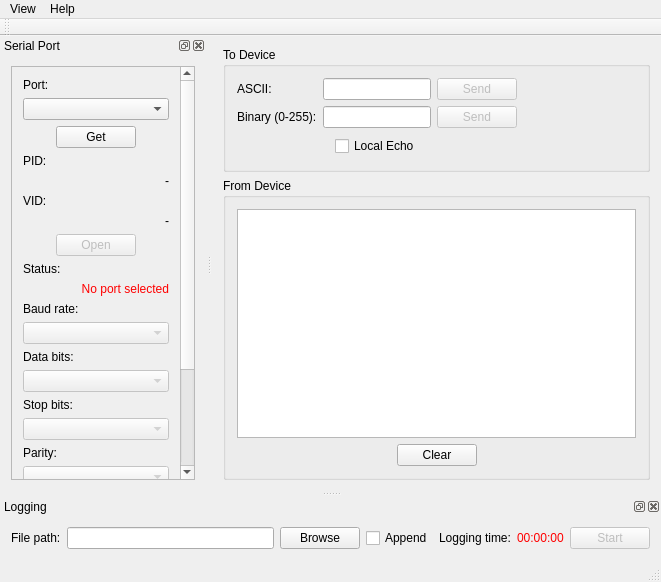
JorgeAparicio/qSerialTerm, file mainwindow.ui: the form before one commit.
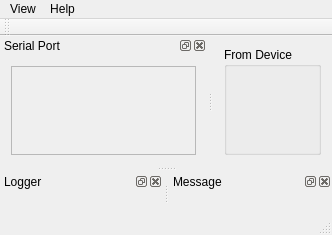
The form after the commit. Custom widgets are drawn as their Qt base class.

What changed in the file:
```diff
--- a/mainwindow.ui
+++ b/mainwindow.ui
@@ -6,8 +6,8 @@
    <rect>
     <x>0</x>
     <y>0</y>
-    <width>661</width>
-    <height>582</height>
+    <width>332</width>
+    <height>235</height>
    </rect>
   </property>
   <property name="windowTitle">
@@ -15,174 +15,14 @@
   </property>
   <widget class="QWidget" name="centralWidget">
    <layout class="QGridLayout" name="gridLayout_5">
-    <item row="1" column="0">
+    <item row="0" column="0">
      <widget class="QGroupBox" name="fromDeviceGroupBox">
       <property name="title">
        <string>From Device</string>
       </property>
       <layout class="QGridLayout" name="gridLayout_3">
-       <item row="1" column="0">
-        <widget class="QTextEdit" name="terminalTextEdit">
-         <property name="readOnly">
-          <bool>true</bool>
-         </property>
-        </widget>
-       </item>
-       <item row="2" column="0">
-        <layout class="QHBoxLayout" name="horizontalLayout_2">
-         <item>
-          <spacer name="horizontalSpacer_3">
-           <property name="orientation">
-            <enum>Qt::Horizontal</enum>
-           </property>
-           <property name="sizeHint" stdset="0">
-            <size>
-             <width>40</width>
-             <height>20</height>
-            </size>
-           </property>
-          </spacer>
-         </item>
-         <item>
-          <widget class="QPushButton" name="clearButton">
-           <property name="text">
-            <string>Clear</string>
-           </property>
-          </widget>
-         </item>
-         <item>
-          <spacer name="horizontalSpacer_4">
-           <property name="orientation">
-            <enum>Qt::Horizontal</enum>
-           </property>
-           <property name="sizeHint" stdset="0">
-            <size>
-             <width>40</width>
-             <height>20</height>
-            </size>
-           </property>
-          </spacer>
-         </item>
-        </layout>
-       </item>
-      </layout>
-     </widget>
-    </item>
-    <item row="0" column="0">
-     <widget class="QGroupBox" name="toDeviceGroupBox">
-      <property name="title">
-       <string>To Device</string>
-      </property>
-      <layout class="QGridLayout" name="gridLayout_4">
        <item row="0" column="0">
-        <layout class="QVBoxLayout" name="verticalLayout_4">
-         <item>
-          <layout class="QHBoxLayout" name="horizontalLayout_3">
-           <item>
-            <layout class="QVBoxLayout" name="verticalLayout_3">
-             <item>
-              <widget class="QLabel" name="label_9">
-               <property name="text">
-                <string>ASCII:</string>
-               </property>
-              </widget>
-             </item>
-             <item>
-              <widget class="QLabel" name="label_10">
-               <property name="text">
-                <string>Binary (0-255):</string>
-               </property>
-              </widget>
-             </item>
-            </layout>
-           </item>
-           <item>
-            <layout class="QVBoxLayout" name="verticalLayout">
-             <item>
-              <widget class="QLineEdit" name="asciiLineEdit"/>
-             </item>
-             <item>
-              <widget class="QLineEdit" name="binaryLineEdit"/>
-             </item>
-            </layout>
-           </item>
-           <item>
-            <layout class="QVBoxLayout" name="verticalLayout_2">
-             <item>
-              <widget class="QPushButton" name="sendAsciiButton">
-               <property name="enabled">
-                <bool>false</bool>
-               </property>
-               <property name="text">
-                <string>Send</string>
-               </property>
-              </widget>
-             </item>
-             <item>
-              <widget class="QPushButton" name="sendBinaryButton">
-               <property name="enabled">
-                <bool>false</bool>
-               </property>
-               <property name="text">
-                <string>Send</string>
-               </property>
-              </widget>
-             </item>
-            </layout>
-           </item>
-          </layout>
-         </item>
-         <item>
-          <layout class="QHBoxLayout" name="horizontalLayout_5">
-           <item>
-            <spacer name="horizontalSpacer_9">
-             <property name="orientation">
-              <enum>Qt::Horizontal</enum>
-             </property>
-             <property name="sizeHint" stdset="0">
-              <size>
-               <width>37</width>
-               <height>24</height>
-              </size>
-             </property>
-            </spacer>
-           </item>
-           <item>
-            <widget class="QCheckBox" name="echoCheckBox">
-             <property name="text">
-              <string>Local Echo</string>
-             </property>
-            </widget>
-           </item>
-           <item>
-            <spacer name="horizontalSpacer_10">
-             <property name="orientation">
-              <enum>Qt::Horizontal</enum>
-             </property>
-             <property name="sizeHint" stdset="0">
-              <size>
-               <width>37</width>
-               <height>24</height>
-              </size>
-             </property>
-            </spacer>
-           </item>
-          </layout>
-         </item>
-        </layout>
-       </item>
-       <item row="0" column="1">
-        <spacer name="horizontalSpacer_12">
-         <property name="orientation">
-          <enum>Qt::Horizontal</enum>
-         </property>
-         <property name="sizeHint" stdset="0">
-          <size>
-           <width>60</width>
-           <height>20</height>
-          </size>
-         </property>
-        </spacer>
+        <layout class="QGridLayout" name="fromDeviceGridLayout"/>
        </item>
       </layout>
      </widget>
@@ -194,7 +34,7 @@
     <rect>
      <x>0</x>
      <y>0</y>
-     <width>661</width>
+     <width>332</width>
      <height>25</height>
     </rect>
    </property>
@@ -238,7 +78,7 @@
    </property>
    <property name="minimumSize">
     <size>
-     <width>197</width>
+     <width>207</width>
      <height>121</height>
     </size>
    </property>
@@ -250,7 +90,7 @@
    </attribute>
    <widget class="QWidget" name="dockWidgetContents">
     <layout class="QGridLayout" name="gridLayout">
-     <item row="0" column="0">
+     <item row="1" column="0">
       <widget class="QScrollArea" name="scrollArea">
        <property name="verticalScrollBarPolicy">
         <enum>Qt::ScrollBarAsNeeded</enum>
@@ -265,375 +105,14 @@
         <property name="geometry">
          <rect>
           <x>0</x>
-          <y>-231</y>
-          <width>181</width>
-          <height>637</height>
+          <y>0</y>
+          <width>187</width>
+          <height>76</height>
          </rect>
         </property>
         <layout class="QGridLayout" name="gridLayout_2">
-         <item row="18" column="0">
-          <widget class="QLabel" name="label_14">
-           <property name="contextMenuPolicy">
-            <enum>Qt::NoContextMenu</enum>
-           </property>
-           <property name="text">
-            <string>Flow control:</string>
-           </property>
-          </widget>
-         </item>
-         <item row="0" column="0">
-          <widget class="QLabel" name="label">
-           <property name="text">
-            <string>Port:</string>
-           </property>
-          </widget>
-         </item>
-         <item row="1" column="0">
-          <widget class="QComboBox" name="portComboBox"/>
-         </item>
-         <item row="2" column="0">
-          <layout class="QHBoxLayout" name="horizontalLayout">
-           <item>
-            <spacer name="horizontalSpacer">
-             <property name="orientation">
-              <enum>Qt::Horizontal</enum>
-             </property>
-             <property name="sizeHint" stdset="0">
-              <size>
-               <width>40</width>
-               <height>20</height>
-              </size>
-             </property>
-            </spacer>
-           </item>
-           <item>
-            <widget class="QPushButton" name="getPortsButton">
-             <property name="text">
-              <string>Get</string>
-             </property>
-             <property name="autoDefault">
-              <bool>true</bool>
-             </property>
-             <property name="default">
-              <bool>false</bool>
-             </property>
-             <property name="flat">
-              <bool>false</bool>
-             </property>
-            </widget>
-           </item>
-           <item>
-            <spacer name="horizontalSpacer_2">
-             <property name="orientation">
-              <enum>Qt::Horizontal</enum>
-             </property>
-             <property name="sizeHint" stdset="0">
-              <size>
-               <width>40</width>
-               <height>20</height>
-              </size>
-             </property>
-            </spacer>
-           </item>
-          </layout>
-         </item>
-         <item row="3" column="0">
-          <widget class="QLabel" name="label_2">
-           <property name="text">
-            <string>PID:</string>
-           </property>
-          </widget>
-         </item>
-         <item row="4" column="0">
-          <widget class="QLabel" name="pidLabel">
-           <property name="text">
-            <string>-</string>
-           </property>
-           <property name="alignment">
-            <set>Qt::AlignRight|Qt::AlignTrailing|Qt::AlignVCenter</set>
-           </property>
-          </widget>
-         </item>
-         <item row="5" column="0">
-          <widget class="QLabel" name="label_3">
-           <property name="text">
-            <string>VID:</string>
-           </property>
-          </widget>
-         </item>
-         <item row="6" column="0">
-          <widget class="QLabel" name="vidLabel">
-           <property name="text">
-            <string>-</string>
-           </property>
-           <property name="alignment">
-            <set>Qt::AlignRight|Qt::AlignTrailing|Qt::AlignVCenter</set>
-           </property>
-          </widget>
-         </item>
-         <item row="7" column="0">
-          <layout class="QHBoxLayout" name="horizontalLayout_4">
-           <item>
-            <spacer name="horizontalSpacer_5">
-             <property name="orientation">
-              <enum>Qt::Horizontal</enum>
-             </property>
-             <property name="sizeHint" stdset="0">
-              <size>
-               <width>40</width>
-               <height>20</height>
-              </size>
-             </property>
-            </spacer>
-           </item>
-           <item>
-            <widget class="QPushButton" name="openPortButton">
-             <property name="enabled">
-              <bool>false</bool>
-             </property>
-             <property name="text">
-              <string>Open</string>
-             </property>
-            </widget>
-           </item>
-           <item>
-            <spacer name="horizontalSpacer_6">
-             <property name="orientation">
-              <enum>Qt::Horizontal</enum>
-             </property>
-             <property name="sizeHint" stdset="0">
-              <size>
-               <width>40</width>
-               <height>20</height>
-              </size>
-             </property>
-            </spacer>
-           </item>
-          </layout>
-         </item>
-         <item row="8" column="0">
-          <widget class="QLabel" name="label_4">
-           <property name="text">
-            <string>Status:</string>
-           </property>
-          </widget>
-         </item>
-         <item row="9" column="0">
-          <widget class="QLabel" name="portStatusLabel">
-           <property name="text">
-            <string>&lt;html&gt;&lt;head/&gt;&lt;body&gt;&lt;p&gt;&lt;span style=&quot; color:#ff0000;&quot;&gt;No port selected&lt;/span&gt;&lt;/p&gt;&lt;/body&gt;&lt;/html&gt;</string>
-           </property>
-           <property name="alignment">
-            <set>Qt::AlignRight|Qt::AlignTrailing|Qt::AlignVCenter</set>
-           </property>
-          </widget>
-         </item>
-         <item row="10" column="0">
-          <widget class="QLabel" name="label_5">
-           <property name="text">
-            <string>Baud rate:</string>
-           </property>
-          </widget>
-         </item>
-         <item row="11" column="0">
-          <widget class="QComboBox" name="baudRateComboBox">
-           <property name="enabled">
-            <bool>false</bool>
-           </property>
-          </widget>
-         </item>
-         <item row="12" column="0">
-          <widget class="QLabel" name="label_11">
-           <property name="text">
-            <string>Data bits:</string>
-           </property>
-          </widget>
-         </item>
-         <item row="13" column="0">
-          <widget class="QComboBox" name="dataBitsComboBox">
-           <property name="enabled">
-            <bool>false</bool>
-           </property>
-           <property name="currentIndex">
-            <number>-1</number>
-           </property>
-           <item>
-            <property name="text">
-             <string>5</string>
-            </property>
-           </item>
-           <item>
-            <property name="text">
-             <string>6</string>
-            </property>
-           </item>
-           <item>
-            <property name="text">
-             <string>7</string>
-            </property>
-           </item>
-           <item>
-            <property name="text">
-             <string>8</string>
-            </property>
-           </item>
-          </widget>
-         </item>
          <item row="14" column="0">
-          <widget class="QLabel" name="label_13">
-           <property name="text">
-            <string>Stop bits:</string>
-           </property>
-          </widget>
-         </item>
-         <item row="15" column="0">
-          <widget class="QComboBox" name="stopBitsComboBox">
-           <property name="enabled">
-            <bool>false</bool>
-           </property>
-           <property name="currentIndex">
-            <number>-1</number>
-           </property>
-           <item>
-            <property name="text">
-             <string>1</string>
-            </property>
-           </item>
-           <item>
-            <property name="text">
-             <string>1.5</string>
-            </property>
-           </item>
-           <item>
-            <property name="text">
-             <string>2</string>
-            </property>
-           </item>
-          </widget>
-         </item>
-         <item row="16" column="0">
-          <widget class="QLabel" name="label_12">
-           <property name="text">
-            <string>Parity:</string>
-           </property>
-          </widget>
-         </item>
-         <item row="17" column="0">
-          <widget class="QComboBox" name="parityComboBox">
-           <property name="enabled">
-            <bool>false</bool>
-           </property>
-           <property name="currentIndex">
-            <number>-1</number>
-           </property>
-           <item>
-            <property name="text">
-             <string>No</string>
-            </property>
-           </item>
-           <item>
-            <property name="text">
-             <string>Even</string>
-            </property>
-           </item>
-           <item>
-            <property name="text">
-             <string>Odd</string>
-            </property>
-           </item>
-           <item>
-            <property name="text">
-             <string>Space</string>
-            </property>
-           </item>
-           <item>
-            <property name="text">
-             <string>Mark</string>
-            </property>
-           </item>
-          </widget>
-         </item>
-         <item row="19" column="0">
-          <widget class="QComboBox" name="flowControlComboBox">
-           <property name="enabled">
-            <bool>false</bool>
-           </property>
-           <property name="currentIndex">
-            <number>-1</number>
-           </property>
-           <item>
-            <property name="text">
-             <string>No</string>
-            </property>
-           </item>
-           <item>
-            <property name="text">
-             <string>Hardware</string>
-            </property>
-           </item>
-           <item>
-            <property name="text">
-             <string>Software</string>
-            </property>
-           </item>
-          </widget>
-         </item>
-         <item row="20" column="0">
-          <layout class="QHBoxLayout" name="horizontalLayout_6">
-           <item>
-            <spacer name="horizontalSpacer_7">
-             <property name="orientation">
-              <enum>Qt::Horizontal</enum>
-             </property>
-             <property name="sizeHint" stdset="0">
-              <size>
-               <width>40</width>
-               <height>20</height>
-              </size>
-             </property>
-            </spacer>
-           </item>
-           <item>
-            <widget class="QPushButton" name="startCommunicationButton">
-             <property name="enabled">
-              <bool>false</bool>
-             </property>
-             <property name="text">
-              <string>Start</string>
-             </property>
-            </widget>
-           </item>
-           <item>
-            <spacer name="horizontalSpacer_8">
-             <property name="orientation">
-              <enum>Qt::Horizontal</enum>
-             </property>
-             <property name="sizeHint" stdset="0">
-              <size>
-               <width>40</width>
-               <height>20</height>
-              </size>
-             </property>
-            </spacer>
-           </item>
-          </layout>
-         </item>
-         <item row="21" column="0">
-          <widget class="QLabel" name="label_8">
-           <property name="text">
-            <string>Status:</string>
-           </property>
-          </widget>
-         </item>
-         <item row="22" column="0">
-          <widget class="QLabel" name="communicationStatusLabel">
-           <property name="text">
-            <string>&lt;font color = red&gt;No communication</string>
-           </property>
-           <property name="alignment">
-            <set>Qt::AlignRight|Qt::AlignTrailing|Qt::AlignVCenter</set>
-           </property>
-          </widget>
+          <widget class="SerialPortWidget" name="serialPortWidget" native="true"/>
          </item>
         </layout>
        </widget>
@@ -644,64 +123,30 @@
   </widget>
   <widget class="QDockWidget" name="loggingDockWidget">
    <property name="windowTitle">
-    <string>Logging</string>
+    <string>Logger</string>
    </property>
    <attribute name="dockWidgetArea">
     <number>8</number>
    </attribute>
-   <widget class="QWidget" name="dockWidgetContents_2">
+   <widget class="QWidget" name="dockWidgetContents_5">
     <layout class="QGridLayout" name="gridLayout_6">
      <item row="0" column="0">
-      <widget class="QLabel" name="label_6">
-       <property name="text">
-        <string>File path:</string>
-       </property>
-      </widget>
+      <widget class="LoggerWidget" name="loggerWidget" native="true"/>
      </item>
-     <item row="0" column="1">
-      <widget class="QLineEdit" name="filePathEdit">
-       <property name="enabled">
-        <bool>true</bool>
-       </property>
-      </widget>
-     </item>
-     <item row="0" column="2">
-      <widget class="QPushButton" name="browseButton">
-       <property name="text">
-        <string>Browse</string>
-       </property>
-      </widget>
-     </item>
-     <item row="0" column="6">
-      <widget class="QPushButton" name="startLoggingButton">
-       <property name="enabled">
-        <bool>false</bool>
-       </property>
-       <property name="text">
-        <string>Start</string>
-       </property>
-      </widget>
-     </item>
-     <item row="0" column="4">
-      <widget class="QLabel" name="label_7">
-       <property name="text">
-        <string>Logging time:</string>
-       </property>
-      </widget>
-     </item>
-     <item row="0" column="5">
-      <widget class="QLabel" name="loggingTimeLabel">
-       <property name="text">
-        <string>&lt;html&gt;&lt;head/&gt;&lt;body&gt;&lt;p&gt;&lt;span style=&quot; color:#ff0000;&quot;&gt;00:00:00&lt;/span&gt;&lt;/p&gt;&lt;/body&gt;&lt;/html&gt;</string>
-       </property>
-      </widget>
-     </item>
-     <item row="0" column="3">
-      <widget class="QCheckBox" name="appendCheckBox">
-       <property name="text">
-        <string>Append</string>
-       </property>
-      </widget>
+    </layout>
+   </widget>
+  </widget>
+  <widget class="QDockWidget" name="messageDockWidget">
+   <property name="windowTitle">
+    <string>Message</string>
+   </property>
+   <attribute name="dockWidgetArea">
+    <number>8</number>
+   </attribute>
+   <widget class="QWidget" name="dockWidgetContents_2">
+    <layout class="QGridLayout" name="gridLayout_7">
+     <item row="0" column="0">
+      <widget class="MessageWidget" name="messageWidget" native="true"/>
      </item>
     </layout>
    </widget>
@@ -735,18 +180,26 @@
   </action>
  </widget>
  <layoutdefault spacing="6" margin="11"/>
- <tabstops>
-  <tabstop>portComboBox</tabstop>
-  <tabstop>baudRateComboBox</tabstop>
-  <tabstop>dataBitsComboBox</tabstop>
-  <tabstop>stopBitsComboBox</tabstop>
-  <tabstop>parityComboBox</tabstop>
-  <tabstop>flowControlComboBox</tabstop>
-  <tabstop>sendAsciiButton</tabstop>
-  <tabstop>binaryLineEdit</tabstop>
-  <tabstop>sendBinaryButton</tabstop>
-  <tabstop>terminalTextEdit</tabstop>
- </tabstops>
+ <customwidgets>
+  <customwidget>
+   <class>LoggerWidget</class>
+   <extends>QWidget</extends>
+   <header>loggerwidget.h</header>
+   <container>1</container>
+  </customwidget>
+  <customwidget>
+   <class>SerialPortWidget</class>
+   <extends>QWidget</extends>
+   <header>serialportwidget.h</header>
+   <container>1</container>
+  </customwidget>
+  <customwidget>
+   <class>MessageWidget</class>
+   <extends>QWidget</extends>
+   <header>messagewidget.h</header>
+   <container>1</container>
+  </customwidget>
+ </customwidgets>
  <resources/>
  <connections/>
 </ui>
```
Left out of the diff: 94 changed lines with no effect on the pictures.
